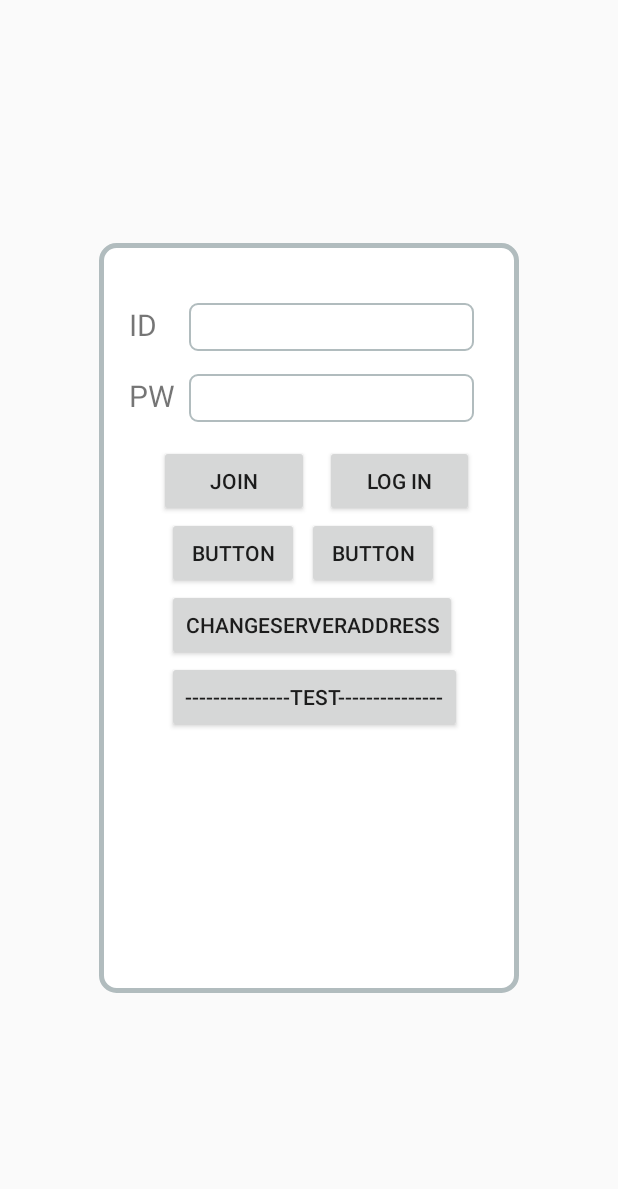
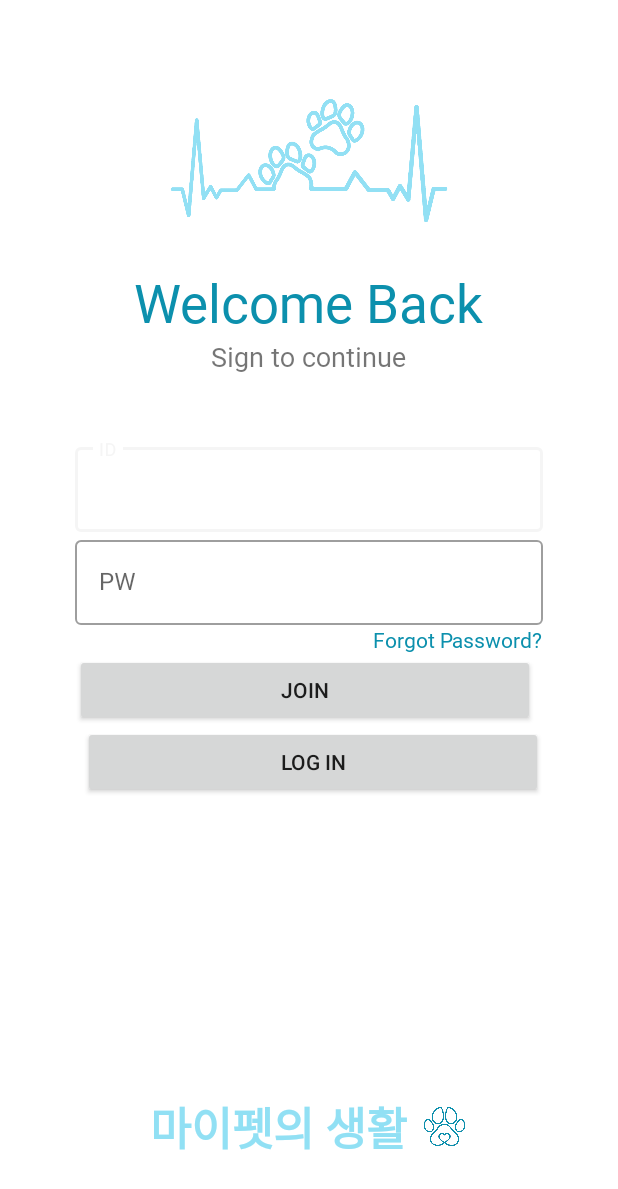
Before and after one commit to shinsj31/PetHealthApp, an Android app: the screen it shows after launch (MainActivity), on a phone screen of 412 x 824 dp. Shown: the top 1189 px of the screen. Run offline under Robolectric (Android 15) with nearby library versions, the phone set to English and light mode, and no system bars.

Commit message:
[JOY] Add color infos...
Signed-off-by: Joy <shinsj31@naver.com>

```diff
--- a/app/src/main/java/com/example/pethealth/MainActivity.kt
+++ b/app/src/main/java/com/example/pethealth/MainActivity.kt
@@ -1,10 +1,13 @@
 package com.example.pethealth
 
 import android.content.Intent
+import android.graphics.Bitmap
+import android.graphics.BitmapFactory
 import android.os.Bundle
 import android.view.MenuItem
 import android.widget.Button
 import android.widget.EditText
+import android.widget.ImageView
 import android.widget.Toast
 import androidx.appcompat.app.AppCompatActivity
 import androidx.core.view.GravityCompat
@@ -18,13 +21,19 @@ import java.util.logging.Handler
 class MainActivity : AppCompatActivity() {
     private lateinit var etID: EditText
     private lateinit var etPW: EditText
-
+    private lateinit var imgLOGIN: ImageView
     private lateinit var mHandler: Handler
 
 
     override fun onCreate(savedInstanceState: Bundle?) {
         super.onCreate(savedInstanceState)
         setContentView(R.layout.login_layout)
+
+        var option: BitmapFactory.Options = BitmapFactory.Options()
+        option.inSampleSize = 2
+        var bitmap: Bitmap = BitmapFactory.decodeResource(resources, R.drawable.back_img_lite, option)
+        imgLOGIN = findViewById(R.id.back_img)
+        imgLOGIN.setImageBitmap(bitmap)
 
         // Get TextViews by Id
         etID = findViewById(R.id.et_id)
@@ -33,33 +42,6 @@ class MainActivity : AppCompatActivity() {
         // Get Button & set click listener
         var btnLogin: Button = findViewById(R.id.btn_login)
         var btnJoin: Button = findViewById(R.id.btn_join)
-
-
-        var btnConnectBluetooth: Button = findViewById(R.id.btn_connect_bluetooth)
-        btnConnectBluetooth.setOnClickListener {
-
-            //btService.enableBluetooth();
-            val intent = Intent(this@MainActivity, BluetoothService::class.java)
-
-            //intent.putExtra("user_id", id)
-            startActivityForResult(intent, 1)
-
-        }
-        // BLUETOOTH -------------------------------------------
-
-
-        var btnChart: Button = findViewById(R.id.btn_chart)
-
-        btnChart.setOnClickListener {
-
-            //btService.enableBluetooth();
-            val intent = Intent(this@MainActivity, ChartActivity::class.java)
-
-            //intent.putExtra("user_id", id)
-            startActivityForResult(intent, 1)
-
-        }
-
 
 
         btnLogin.setOnClickListener {
@@ -110,12 +92,6 @@ class MainActivity : AppCompatActivity() {
             Toast.makeText(this@MainActivity, "Change Server Address!", Toast.LENGTH_SHORT).show()
             ChangeServerIP()
         }
-        var btnTest: Button = findViewById(R.id.btn_test)
-        btnTest.setOnClickListener {
-            //StopBluetoothService()
-
-        }
-
         /*
         // Set Toolbar on main activity
         setSupportActionBar(main_layout_toolbar)
--- a/app/src/main/res/layout/login_layout.xml
+++ b/app/src/main/res/layout/login_layout.xml
@@ -4,78 +4,100 @@
     xmlns:app="http://schemas.android.com/apk/res-auto"
     xmlns:tools="http://schemas.android.com/tools"
     android:layout_width="match_parent"
-    android:layout_height="match_parent">
+    android:layout_height="match_parent"
+    android:background="#FFFFFF"
+    >
+
+
+    <androidx.appcompat.widget.AppCompatImageView
+        android:id="@+id/back_img"
+        android:paddingTop="50dp"
+        android:paddingLeft="100dp"
+        android:paddingRight="100dp"
+        android:paddingBottom="20dp"
+        android:layout_width="match_parent"
+        android:layout_height="wrap_content"
+        android:adjustViewBounds="true"
+        app:layout_constraintTop_toTopOf="parent"
+       ></androidx.appcompat.widget.AppCompatImageView>
+
+    <LinearLayout
+        android:id="@+id/tv_welcome"
+        android:layout_width="match_parent"
+        android:layout_height="wrap_content"
+        android:orientation="vertical"
+        app:layout_constraintRight_toRightOf="parent"
+        app:layout_constraintLeft_toLeftOf="parent"
+        app:layout_constraintTop_toBottomOf="@id/back_img"
+        android:gravity="center"
+        android:layout_marginBottom="20dp">
+        <TextView
+            android:layout_width="wrap_content"
+            android:layout_height="wrap_content"
+            android:text="Welcome Back"
+            android:textSize="35dp"
+            android:textColor="@color/colorBlueGreen"
+            android:fontFamily="@font/tmoneyroundwindextrabold">
+        </TextView>
+        <TextView
+            android:layout_width="wrap_content"
+            android:layout_height="wrap_content"
+            android:fontFamily="@font/tmoneyroundwindregular"
+            android:text="Sign to continue"
+            android:textSize="18dp"
+            ></TextView>
+    </LinearLayout>
 
     <!-- Login View  -->
     <LinearLayout
-        android:layout_width="280dp"
-        android:layout_height="500dp"
+        android:id="@+id/linear_login"
+        android:layout_width="match_parent"
+        android:layout_height="wrap_content"
         android:orientation="vertical"
-        android:background="@drawable/round_border"
-        android:paddingLeft="20dp"
-        android:paddingRight="30dp"
-        android:paddingTop="40dp"
+        android:paddingLeft="50dp"
+        android:paddingRight="50dp"
+
+        app:layout_constraintBottom_toBottomOf="parent"
         app:layout_constraintTop_toTopOf="parent"
-        app:layout_constraintBottom_toBottomOf="parent"
         app:layout_constraintLeft_toLeftOf="parent"
         app:layout_constraintRight_toRightOf="parent">
         <!-- ID View  -->
-        <LinearLayout
-            android:id="@+id/linear_login_id"
+        <com.google.android.material.textfield.TextInputLayout
             android:layout_width="match_parent"
             android:layout_height="wrap_content"
-            android:orientation="horizontal"
-            android:layout_marginBottom="15dp">
-            <TextView
-                android:id="@+id/tv_id"
-                android:layout_width="40dp"
-                android:layout_height="wrap_content"
-                android:text="ID"
-                android:textSize="20dp" />
+            style="@style/Widget.MaterialComponents.TextInputLayout.OutlinedBox">
             <EditText
                 android:id="@+id/et_id"
+                android:hint="ID"
                 android:layout_width="match_parent"
-                android:layout_height="wrap_content"
-                android:paddingTop="5dp"
-                android:paddingBottom="5dp"
-                android:paddingLeft="10dp"
-                android:paddingRight="10dp"
-                android:textSize="15dp"
-                android:background="@drawable/round_border_thin"/>
-        </LinearLayout>
-
+                android:layout_height="wrap_content" />
+        </com.google.android.material.textfield.TextInputLayout>
         <!-- PW View  -->
-        <LinearLayout
-            android:id="@+id/linear_login_pw"
+        <com.google.android.material.textfield.TextInputLayout
             android:layout_width="match_parent"
             android:layout_height="wrap_content"
-            android:orientation="horizontal"
-            android:layout_marginBottom="15dp">
-            <TextView
-                android:id="@+id/tv_pw"
-                android:layout_width="40dp"
-                android:layout_height="wrap_content"
-                android:text="PW"
-                android:textSize="20dp" />
+            style="@style/Widget.MaterialComponents.TextInputLayout.OutlinedBox">
             <EditText
                 android:id="@+id/et_pw"
                 android:layout_width="match_parent"
                 android:layout_height="wrap_content"
-                android:paddingTop="5dp"
-                android:paddingBottom="5dp"
-                android:paddingLeft="10dp"
-                android:paddingRight="10dp"
-                android:textSize="15dp"
                 android:inputType="textPassword"
-                android:background="@drawable/round_border_thin"/>
-        </LinearLayout>
+                android:hint="PW" />
+        </com.google.android.material.textfield.TextInputLayout>
 
         <!-- Buttons -->
         <LinearLayout
             android:layout_width="match_parent"
             android:layout_height="wrap_content"
-            android:orientation="horizontal"
-            android:paddingLeft="20dp">
+            android:orientation="vertical">
+            <TextView
+                android:layout_width="wrap_content"
+                android:layout_height="wrap_content"
+                android:text="Forgot Password?"
+                android:fontFamily="@font/tmoneyroundwindextrabold"
+                android:textColor="@color/colorBlueGreen"
+                android:layout_gravity="right"/>
+
             <Button
                 android:id="@+id/btn_join"
                 android:layout_width="match_parent"
@@ -91,62 +113,39 @@
                 android:layout_marginLeft="5dp"
                 android:text="Log in"/>
 
+        </LinearLayout>
 
-
-        </LinearLayout>
-        <LinearLayout
-            android:layout_width="match_parent"
-            android:layout_height="wrap_content"
-            android:orientation="horizontal"
-            android:paddingLeft="20dp">
-
-            <Button
-                android:id="@+id/btn_connect_bluetooth"
-                android:layout_width="wrap_content"
-                android:layout_height="wrap_content"
-                android:text="Button"
-                android:layout_marginLeft="5dp"
-                />
-
-            <Button
-                android:id="@+id/btn_chart"
-                android:layout_width="wrap_content"
-                android:layout_height="wrap_content"
-                android:text="Button"
-                android:layout_marginLeft="5dp"
-                />
-        </LinearLayout>
-        <LinearLayout
-            android:layout_width="match_parent"
-            android:layout_height="wrap_content"
-            android:orientation="horizontal"
-            android:paddingLeft="20dp">
-
-            <Button
-                android:id="@+id/btn_server"
-                android:layout_width="wrap_content"
-                android:layout_height="wrap_content"
-                android:text="ChangeServerAddress"
-                android:layout_marginLeft="5dp"
-                />
-
-        </LinearLayout>
-        <LinearLayout
-            android:layout_width="match_parent"
-            android:layout_height="wrap_content"
-            android:orientation="horizontal"
-            android:paddingLeft="20dp">
-
-            <Button
-                android:id="@+id/btn_test"
-                android:layout_width="wrap_content"
-                android:layout_height="wrap_content"
-                android:text="---------------TEST---------------"
-                android:layout_marginLeft="5dp"
-                />
-
-        </LinearLayout>
     </LinearLayout>
 
 
+    <!-- App name -->
+    <LinearLayout
+        android:layout_width="match_parent"
+        android:layout_height="wrap_content"
+        app:layout_constraintBottom_toBottomOf="parent"
+        android:layout_marginBottom="50dp"
+        app:layout_constraintLeft_toLeftOf="parent"
+        app:layout_constraintRight_toRightOf="parent"
+        android:gravity="center"
+        >
+        <TextView
+            android:id="@+id/tv_app_name"
+            android:layout_width="wrap_content"
+            android:layout_height="wrap_content"
+            android:text="마이펫의 생활"
+            android:textSize="30dp"
+            android:textStyle="bold"
+            android:textColor="@color/colorSkyBlue"
+            android:fontFamily="@font/tmoneyroundwindextrabold"
+            ></TextView>
+        <Button
+            android:id="@+id/btn_server"
+            android:layout_width="30dp"
+            android:layout_height="30dp"
+            app:layout_constraintLeft_toRightOf = "@id/tv_app_name"
+            android:background="@drawable/paw_dark"
+            android:layout_marginLeft="10dp"
+            ></Button>
+    </LinearLayout>
+
 </androidx.constraintlayout.widget.ConstraintLayout>
--- a/app/src/main/res/values/colors.xml
+++ b/app/src/main/res/values/colors.xml
@@ -5,4 +5,10 @@
     <color name="colorAccent">#03DAC5</color>
     <color name="colorLightGray">#D3D3D3</color>
     <color name="colorGray">#808080</color>
+    <color name="colorPink">#F3E4E7</color>
+    <color name="colorPurple">#B1AFCD</color>
+    <color name="colorSkyBlue">#91E0F4</color>
+    <color name="colorLiteSkyBlue">#DAEFF5</color>
+    <color name="colorBeige">#F8F1E9</color>
+    <color name="colorBlueGreen">#0C90AD</color>
 </resources>
```
Also changed, not shown: app/src/main/res/drawable/back_img_dark.jpg (added), app/src/main/res/drawable/back_img_lite.jpg (added), app/src/main/res/drawable/login_back.jpg (added), app/src/main/res/drawable/paw_dark.png (added), app/src/main/res/drawable/paw_lite.png (added), 2 other files.
